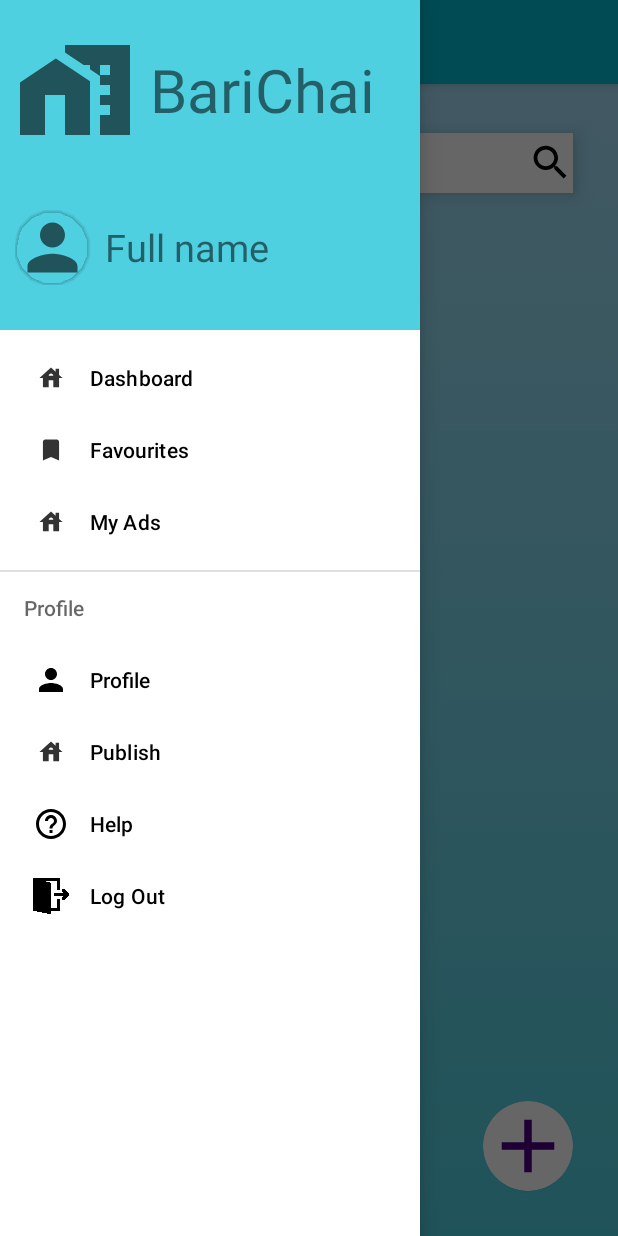
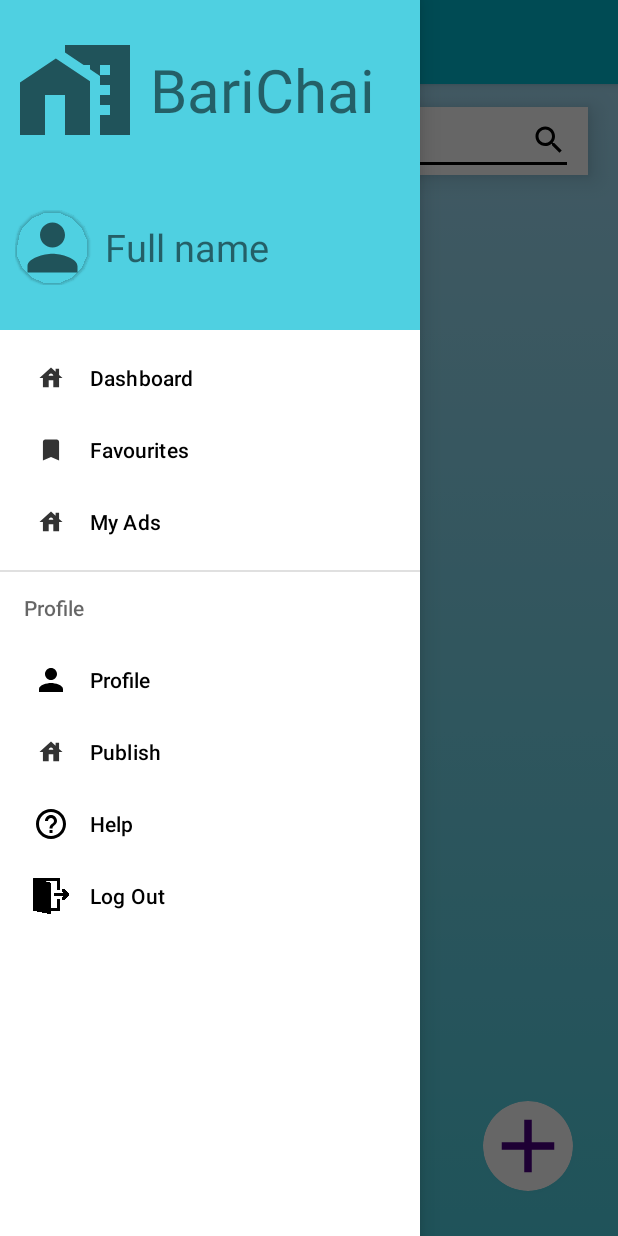
Before and after one commit to nihalshahria/BariChai, an Android app: the DashBoard screen opened directly, with no data from a screen before it, with the side drawer open, on a phone screen of 412 x 824 dp. Run offline under Robolectric (Android 15) with nearby library versions, the phone set to English and light mode, and no system bars; our stand-ins replace Firebase (no records; nobody signed in at launch, a user with empty details on screens opened directly), Picasso; 2 statements that could not run were skipped.

Commit message:
Update activity_dash_board.xml

```diff
--- a/app/src/main/res/layout/activity_dash_board.xml
+++ b/app/src/main/res/layout/activity_dash_board.xml
@@ -29,42 +29,28 @@
             android:layout_width="match_parent"
             android:layout_height="wrap_content">
 
-            <TextView
-                android:id="@+id/app_name"
-                android:layout_width="wrap_content"
-                android:layout_height="wrap_content"
-                android:text="@string/app_name"
-                android:textColor="@color/black"
-                android:textSize="24sp"
-                android:layout_centerHorizontal="true"/>
-
             <RelativeLayout
                 android:id="@+id/dashboard_searchbar"
                 android:layout_width="match_parent"
-                android:layout_height="40dp"
-                android:layout_below="@+id/app_name"
+                android:layout_height="45dp"
                 android:background="@color/white"
-                android:layout_marginHorizontal="30dp"
-                android:elevation="8dp">
-
-                <TextView
-                    android:layout_width="wrap_content"
+                android:layout_marginTop="15dp"
+                android:layout_marginBottom="10dp"
+                android:layout_marginHorizontal="20dp"
+                android:elevation="10dp">
+                <EditText
+                    android:id="@+id/dashboard_searchview"
+                    android:layout_width="match_parent"
                     android:layout_height="wrap_content"
-                    android:text="@string/search_text"
-                    android:textSize="20sp"
+                    android:hint="@string/search_text"
+                    android:textSize="18sp"
+                    android:textColorHint="@color/black"
+                    android:backgroundTint="@color/black"
                     android:textColor="@color/black"
                     android:layout_centerVertical="true"
-                    android:layout_marginLeft="15dp"/>
-
-
-                <ImageView
-                    android:layout_width="30dp"
-                    android:layout_height="30dp"
-                    android:src="@drawable/search_icon"
-                    android:layout_alignParentRight="true"
-                    android:layout_centerVertical="true"/>
+                    android:drawableEnd="@drawable/search_icon"
+                    android:layout_marginHorizontal="10dp"/>
             </RelativeLayout>
-
             <androidx.recyclerview.widget.RecyclerView
                 android:id="@+id/dashboard_recyclerview"
                 android:layout_width="match_parent"
```
